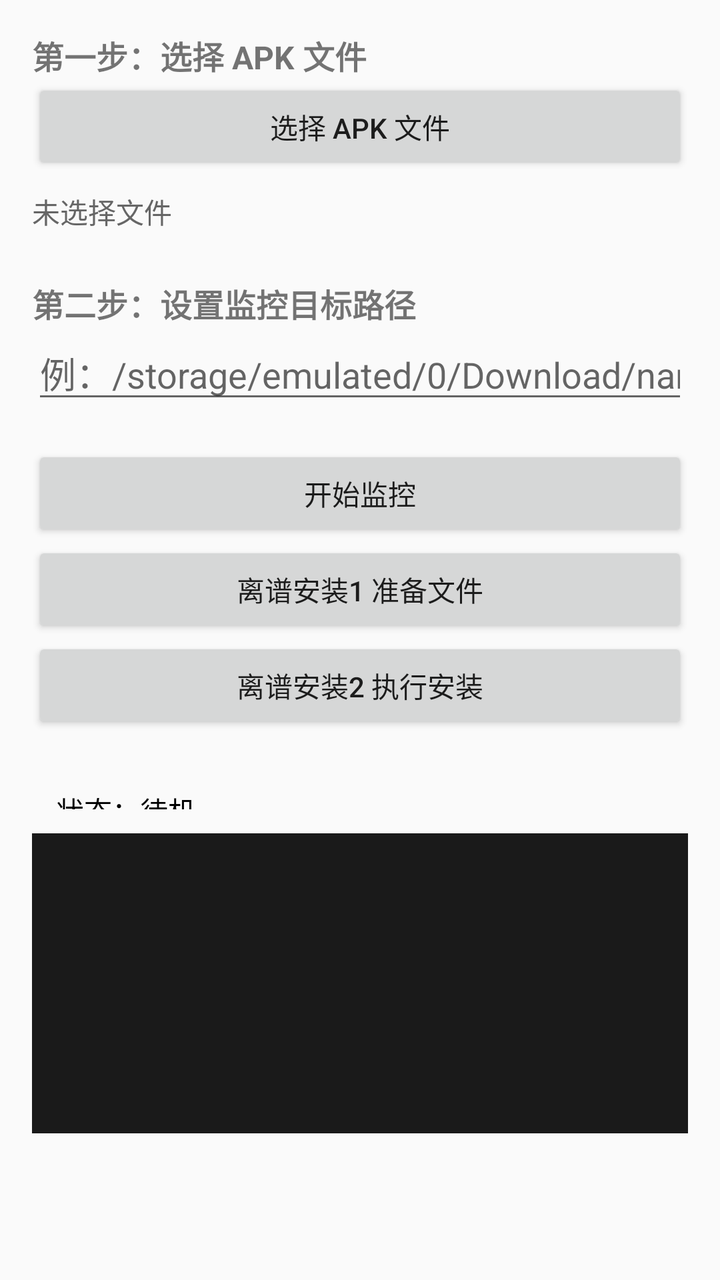
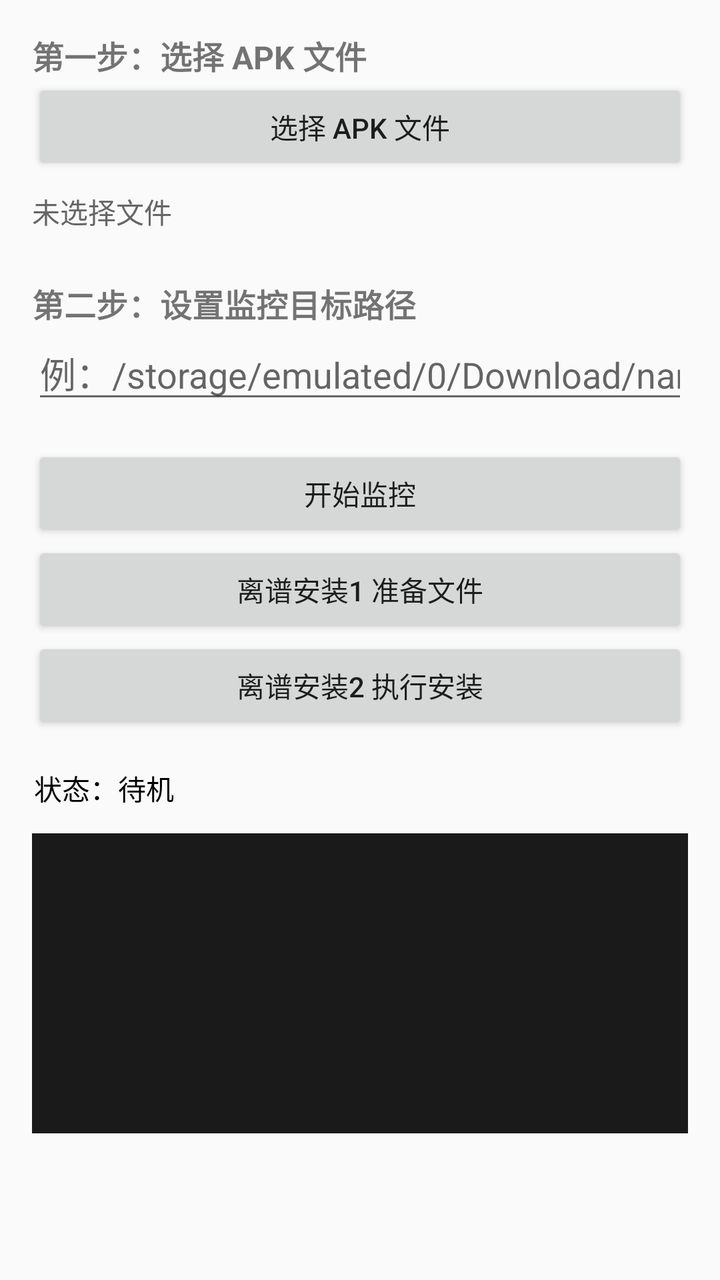

Compare the two renders of this Android layout. The source of the first and the diff that turns it into the second are given below.
<!-- AndroidManifest.xml: application theme Theme.AppCompat.Light.DarkActionBar -->
<!-- res/layout/activity_main.xml -->
<?xml version="1.0" encoding="utf-8"?>
<LinearLayout xmlns:android="http://schemas.android.com/apk/res/android"
    android:layout_width="match_parent"
    android:layout_height="match_parent"
    android:orientation="vertical"
    android:padding="16dp">

    <TextView
        android:layout_width="wrap_content"
        android:layout_height="wrap_content"
        android:text="第一步：选择 APK 文件"
        android:textSize="16sp"
        android:textStyle="bold" />

    <Button
        android:id="@+id/btn_select_apk"
        android:layout_width="match_parent"
        android:layout_height="wrap_content"
        android:text="选择 APK 文件" />

    <TextView
        android:id="@+id/tv_selected_apk"
        android:layout_width="match_parent"
        android:layout_height="wrap_content"
        android:paddingVertical="8dp"
        android:text="未选择文件"
        android:textColor="#666" />

    <TextView
        android:layout_width="wrap_content"
        android:layout_height="wrap_content"
        android:layout_marginTop="16dp"
        android:text="第二步：设置监控目标路径"
        android:textSize="16sp"
        android:textStyle="bold" />

    <EditText
        android:id="@+id/et_target_path"
        android:layout_width="match_parent"
        android:layout_height="wrap_content"
        android:hint="例：/storage/emulated/0/Download/name1.apk"
        android:inputType="textUri" />

    <Button
        android:id="@+id/btn_toggle_monitor"
        android:layout_width="match_parent"
        android:layout_height="wrap_content"
        android:layout_marginTop="16dp"
        android:text="开始监控" />
    
     <Button
        android:id="@+id/btn_prepare_files"
        android:layout_width="match_parent"
        android:layout_height="wrap_content"
        android:text="离谱安装1 准备文件" />

    <Button
        android:id="@+id/btn_execute_install"
        android:layout_width="match_parent"
        android:layout_height="wrap_content"
        android:text="离谱安装2 执行安装"
         />
    
    <ScrollView
    android:layout_width="match_parent"
    android:layout_height="50dp"
    android:padding="12dp">
    <TextView
        android:id="@+id/tv_status"
        android:layout_width="match_parent"
        android:layout_height="wrap_content"
        android:layout_marginTop="16dp"
        android:text="状态：待机"
        android:textColor="#000"
        android:textSize="14sp" />
    </ScrollView>
    
    <ScrollView
    android:layout_width="match_parent"
    android:layout_height="150dp"
    android:background="#1A1A1A"
    android:padding="12dp">
        <TextView
            android:id="@+id/tv_log"
            android:layout_width="match_parent"
            android:layout_height="wrap_content"
            android:textColor="#00FF00"
            android:textSize="12sp"
            android:typeface="monospace"
            android:text="" />

    </ScrollView>
</LinearLayout>
<!-- resources referenced by this layout -->
<resources>
  <style name="Theme.AppCompat.Light.DarkActionBar" />
</resources>

<!-- the commit's change to res/layout/activity_main.xml (unified diff, before → after) -->
@@ -64,7 +64,7 @@
     <ScrollView
     android:layout_width="match_parent"
     android:layout_height="50dp"
-    android:padding="12dp">
+    android:padding="1dp">
     <TextView
         android:id="@+id/tv_status"
         android:layout_width="match_parent"
@@ -79,7 +79,7 @@
     android:layout_width="match_parent"
     android:layout_height="150dp"
     android:background="#1A1A1A"
-    android:padding="12dp">
+    android:padding="1dp">
         <TextView
             android:id="@+id/tv_log"
             android:layout_width="match_parent"
